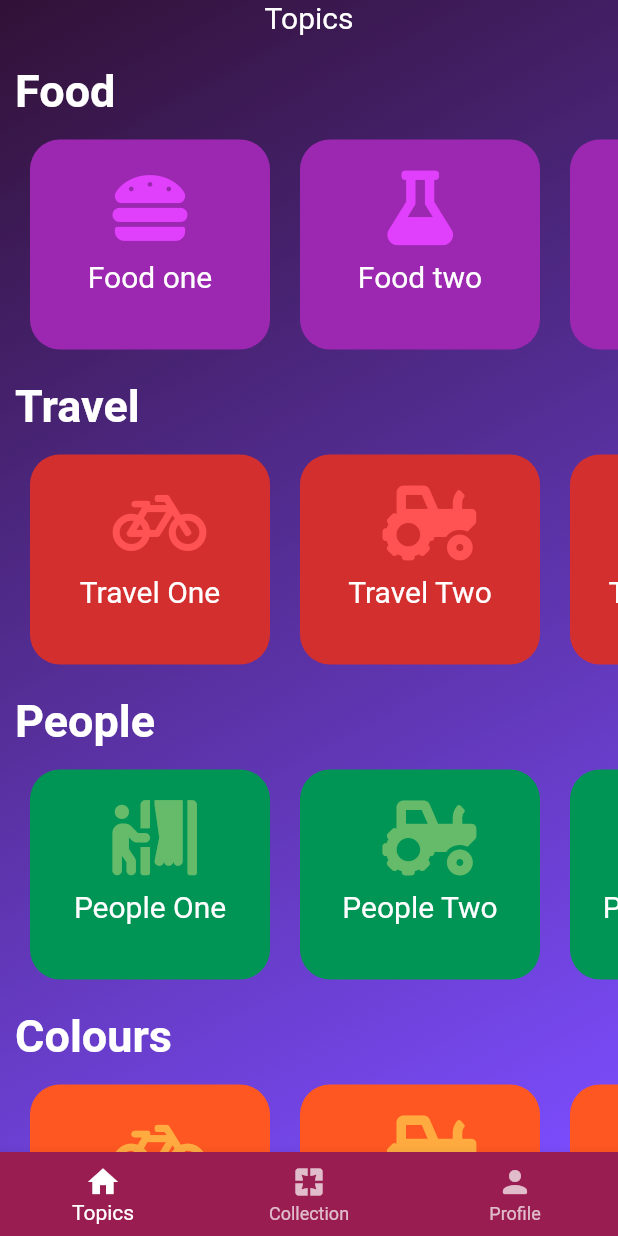
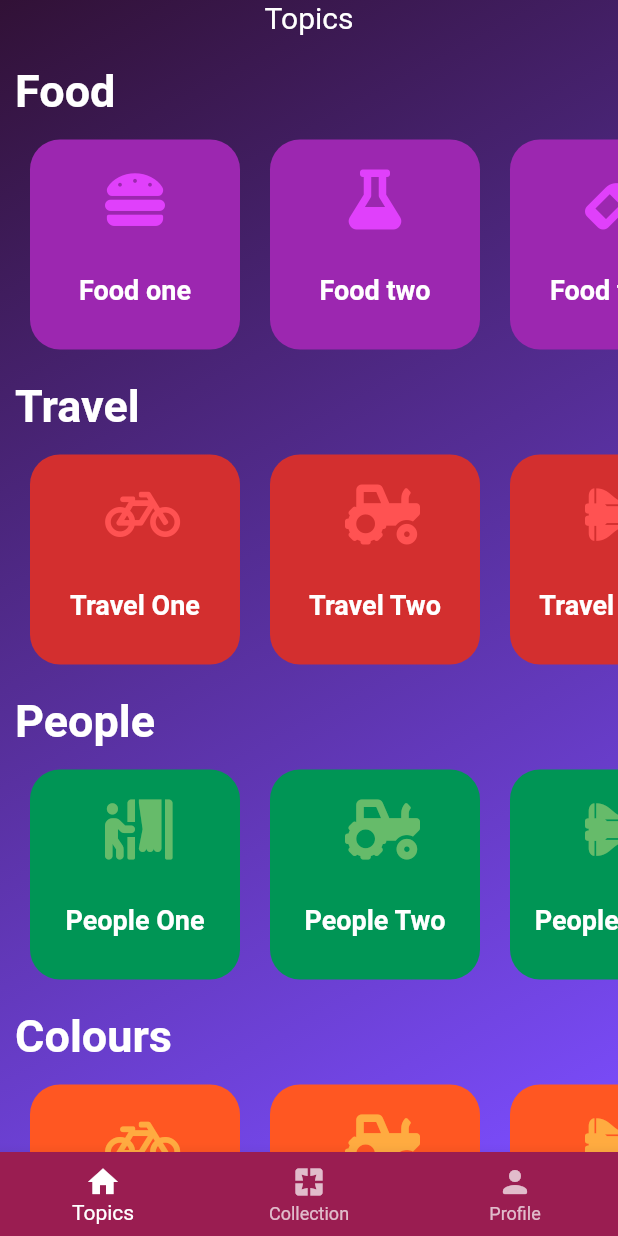
Before and after one commit to carolinemmcg2020/learn_tagalog, a Flutter app: the screen it shows after launch, on a phone screen of 412 x 824 dp. Run offline on Flutter 3.47's test engine with Material 2 defaults, Android fonts, the phone set to English and light mode, and no system bars; drawn by our look-alikes of flutter_settings_screens; our stand-ins replace basic_utils, cloud_firestore, firebase_core, font_awesome_flutter, just_audio; missing offline and left inert: dart:ffi; accounts and stored records are empty.

Commit message:
Updated Width

```diff
--- a/lib/widgets/lessoncard.dart
+++ b/lib/widgets/lessoncard.dart
@@ -17,7 +17,7 @@ class LessonCard extends StatelessWidget{
         },
         //TODO fix card layout
         child: Container(
-          width: 160,
+          width: 140,
           margin: EdgeInsets.all(10.0),
           decoration: BoxDecoration(
             color: this.lesson.color,
@@ -38,15 +38,17 @@ class LessonCard extends StatelessWidget{
               ),
               Icon(
                 this.lesson.icon,
-                size: 50.0,
+                size: 40.0,
                 color: this.lesson.backgroundColor,
               ),
               SizedBox(
-                height: 10,
+                height: 30,
               ),
               Text(
                 this.lesson.name,
-                style: TextStyle(fontSize: 20.0,
+                style: TextStyle(
+                  fontSize: 18.0,
+                  fontWeight: FontWeight.bold
                 ),
               ),
             ],
```
